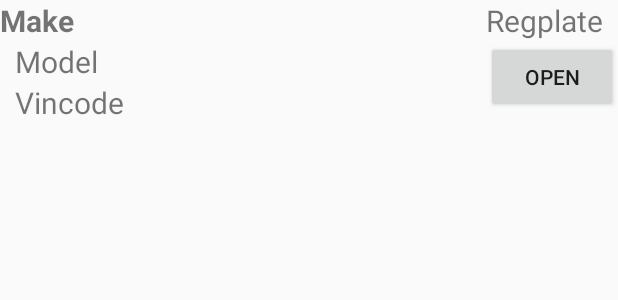
After one commit to vesaeskola/vehicledatabase_android, an Android app: the layout vehicle_list_item.xml on its own in the app's theme, with its tools: preview values and no code run, on a phone screen of 412 x 824 dp. The commit adds this screen. Shown: the top 300 px of the screen. Run offline under Robolectric (Android 15) with nearby library versions, the phone set to English and light mode, and no system bars.

Commit message:
Vehicle basic data to and from sq lite database

```diff
--- a/app/build.gradle
+++ b/app/build.gradle
@@ -36,4 +36,5 @@ dependencies {
     })
     compile 'com.android.support:appcompat-v7:24.2.1'
     testCompile 'junit:junit:4.12'
+    compile 'com.google.android.gms:play-services-appindexing:8.4.0'
 }
--- /dev/null
+++ b/app/src/main/res/layout/vehicle_list_item.xml
@@ -0,0 +1,150 @@
+<?xml version="1.0" encoding="utf-8"?>
+
+<!--
+    Layout name: vehicle_list_item.java
+    Abstract: Layout for the list view item of MainActivity view ListView widget.
+    Environment: Android
+    Copyright (c) 2016 Vesa Eskola.
+-->
+
+<RelativeLayout xmlns:android="http://schemas.android.com/apk/res/android"
+    android:layout_width="match_parent"
+    android:layout_height="match_parent"
+    android:layout_gravity="center_vertical">
+
+    <LinearLayout xmlns:android="http://schemas.android.com/apk/res/android"
+        android:orientation="vertical"
+        android:layout_width="match_parent"
+        android:layout_height="match_parent">
+
+        <TextView
+            android:id="@+id/vehicle_make"
+            android:layout_width="wrap_content"
+            android:layout_height="wrap_content"
+            android:text="Make"
+            android:textSize="20sp"
+            android:textStyle="normal|bold" />
+
+        <TextView
+            android:id="@+id/vehicle_model"
+            android:layout_width="wrap_content"
+            android:layout_height="wrap_content"
+            android:layout_marginLeft="10dp"
+            android:text="Model"
+            android:textSize="20sp" />
+
+        <TextView
+            android:id="@+id/vehicle_vincode"
+            android:layout_width="wrap_content"
+            android:layout_height="wrap_content"
+            android:layout_marginLeft="10dp"
+            android:text="Vincode"
+            android:textSize="20sp" />
+
+    </LinearLayout>
+
+    <LinearLayout xmlns:android="http://schemas.android.com/apk/res/android"
+        android:orientation="vertical"
+        android:layout_width="wrap_content"
+        android:layout_height="wrap_content"
+        android:layout_alignParentEnd="true"
+        android:layout_alignParentRight="true" >
+
+        <TextView
+            android:id="@+id/vehicle_regplate"
+            android:layout_width="wrap_content"
+            android:layout_height="wrap_content"
+            android:text="Regplate"
+            android:textSize="20sp" />
+
+        <Button
+            android:id="@+id/vehicle_delete"
+            android:layout_width="wrap_content"
+            android:layout_height="wrap_content"
+            android:layout_alignParentRight="true"
+            android:text="Open" />
+    </LinearLayout>
+
+</RelativeLayout>
+
+<!--
+
+android:layout_toRightOf="@+id/vehicle_make"
+<TableLayout xmlns:android="http://schemas.android.com/apk/res/android"
+    android:id="@+id/tableLayout1"
+    android:layout_width="fill_parent"
+    android:layout_height="fill_parent" >
+
+    <TableRow
+        android:id="@+id/tableRow1"
+        android:layout_width="wrap_content"
+        android:layout_height="wrap_content"
+        android:padding="5dip" >
+
+        <TextView
+            android:id="@+id/vehicle_make"
+            android:text="Column 1"
+            android:textAppearance="?android:attr/textAppearanceLarge" />
+
+        <Button
+            android:id="@+id/vehicle_delete"
+            android:layout_width="wrap_content"
+            android:layout_height="wrap_content"
+            android:layout_alignParentEnd="true"
+            android:layout_alignParentRight="true"
+            android:text="Open" />
+    </TableRow>
+
+</TableLayout>
+-->
+
+<!--
+<RelativeLayout xmlns:android="http://schemas.android.com/apk/res/android"
+    android:layout_width="match_parent"
+    android:layout_height="match_parent"
+    android:layout_gravity="center_vertical">
+
+    <TextView
+        android:id="@+id/vehicle_make"
+        android:layout_width="wrap_content"
+        android:layout_height="wrap_content"
+        android:layout_alignParentLeft="true"
+        android:layout_alignParentStart="true"
+        android:layout_marginLeft="10dp"
+        android:text="Make"
+        android:textSize="20sp" />
+
+    <TextView
+        android:id="@+id/vehicle_model"
+        android:layout_width="wrap_content"
+        android:layout_height="wrap_content"
+        android:text="Model"
+        android:textSize="20sp"
+        android:layout_marginLeft="10dp"
+        android:layout_marginStart="10dp"
+        android:layout_alignParentTop="true"
+        android:layout_toRightOf="@+id/vehicle_make"
+        android:layout_toEndOf="@+id/vehicle_make" />
+
+    <TextView
+        android:id="@+id/vehicle_regplate"
+        android:layout_width="wrap_content"
+        android:layout_height="wrap_content"
+        android:text="RegPlate"
+        android:textSize="20sp"
+        android:layout_marginLeft="10dp"
+        android:layout_marginStart="10dp"
+        android:layout_alignParentTop="true"
+        android:layout_toRightOf="@+id/vehicle_model"
+        android:layout_toEndOf="@+id/vehicle_model" />
+
+    <Button
+        android:id="@+id/vehicle_delete"
+        android:layout_width="wrap_content"
+        android:layout_height="wrap_content"
+        android:layout_alignParentEnd="true"
+        android:layout_alignParentRight="true"
+        android:text="Open" />
+
+</RelativeLayout>
+    -->
--- a/app/src/main/res/values/strings.xml
+++ b/app/src/main/res/values/strings.xml
@@ -1,3 +1,4 @@
 <resources>
     <string name="app_name">Vehicle Database</string>
+    <string name="vehicle_entry_title">Vehicle Details</string>
 </resources>
```
Also changed, not shown: app/src/main/AndroidManifest.xml (+9 -0 lines), app/src/main/java/database/DBEngine.java (+46 -9 lines), app/src/main/java/database/VehicleContract.java (+26 -5 lines), app/src/main/java/fi/vesaeskola/vehicledatabase/MainActivity.java (+110 -29 lines), app/src/main/java/fi/vesaeskola/vehicledatabase/VehicleAdapter.java (added, +57 -0 lines), app/src/main/java/fi/vesaeskola/vehicledatabase/VehicleEntryActivity.java (added, +58 -0 lines), app/src/main/java/fi/vesaeskola/vehicledatabase/VehicleListItem.java (added, +19 -0 lines), app/src/main/res/layout/activity_main.xml (+9 -0 lines), app/src/main/res/layout/activity_vehicle_entry.xml (added, +73 -0 lines), app/src/main/res/layout/item_vehicle.xml (deleted, +0 -24 lines), 3 other files.
